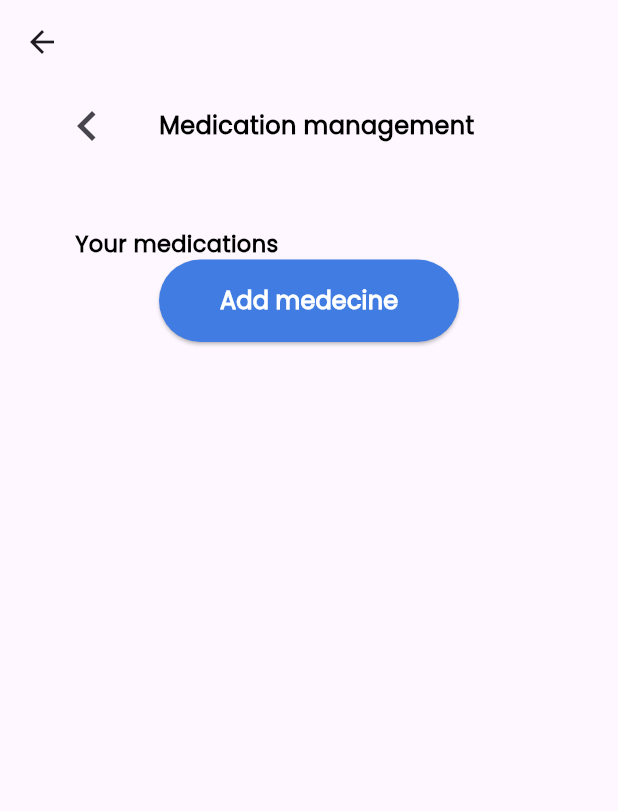
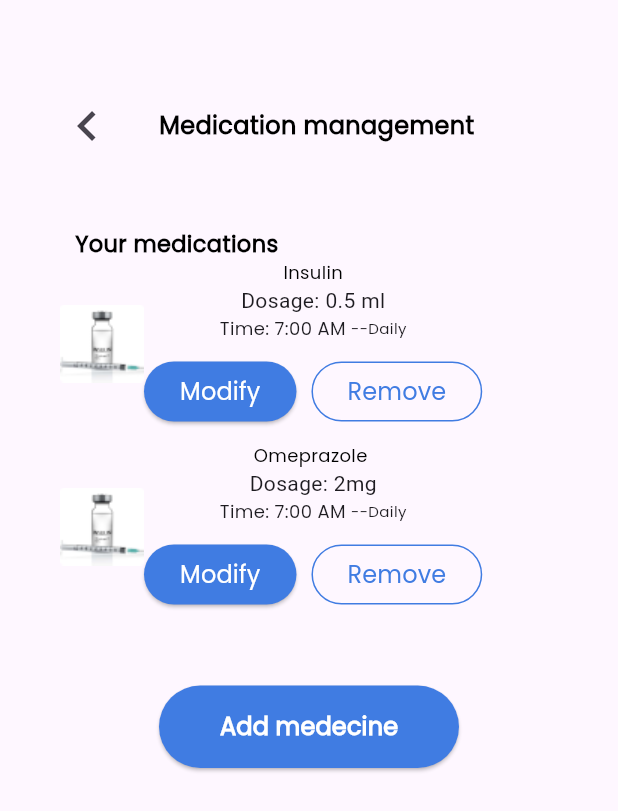
Before and after one commit to mucyo44/Mediconnect_frontend, a Flutter app: the MedicationPage screen opened directly, on a phone screen of 412 x 824 dp. Shown: the top 811 px of the screen. Run offline on Flutter 3.47's test engine with Material 3 defaults, Android fonts, the phone set to English and light mode, and no system bars; our stand-ins replace carousel_slider, flutter_svg, get, iconsax, smooth_page_indicator.

Commit message:
medication page added

```diff
--- a/lib/main.dart
+++ b/lib/main.dart
@@ -1,6 +1,7 @@
 import 'package:flutter/material.dart';
 import 'package:mediconnect/screens/ambulance.dart';
 import 'package:mediconnect/screens/homescreen.dart';
+import 'package:mediconnect/screens/images.dart';
 import 'package:mediconnect/screens/medication.dart';
 import 'package:mediconnect/screens/onboardingscreen.dart';
 import 'package:mediconnect/screens/payment.dart';
@@ -9,6 +10,7 @@
 import 'package:mediconnect/screens/signinscreen.dart';
 import 'package:mediconnect/screens/splashscreen.dart';
 import 'package:mediconnect/screens/onBoardController.dart';
+import 'package:mediconnect/screens/text.dart';
 import 'package:mediconnect/screens/welcomescreen.dart';
 import 'package:mediconnect/screens/signupscreen.dart';
 import 'package:mediconnect/widgets/SearchPage.dart';
@@ -25,6 +27,6 @@
   // This widget is the root of your application.
   @override
   Widget build(BuildContext context) {
-    return MaterialApp(debugShowCheckedModeBanner: false, home:HomeScreen());
+    return MaterialApp(debugShowCheckedModeBanner: false, home:MedicationPage());
   }
 }
--- a/lib/screens/images.dart
+++ b/lib/screens/images.dart
@@ -22,5 +22,9 @@
   static const String ic_cash = "assets/images/ic_cash.png";
   static const String ic_visa = "assets/images/ic_visa.svg";
   static const String ic_arrow = "assets/images/ic_arrow.svg";
-  static const String healthfood = "assets/images/health food";
+  static const String healthfood = "assets/images/Ellipses2.png";
+  static const String staysober = "assets/images/Ellipses1.png";
+  static const String stayhydrated = "assets/images/Ellipses.png";
+  static const String dosport = "assets/images/Ellipse.png";
+  static const String insulin = "assets/images/Rectangle.png";
 }
--- a/lib/screens/medication.dart
+++ b/lib/screens/medication.dart
@@ -1,7 +1,5 @@
 import 'package:flutter/material.dart';
-
-
-
+import 'package:mediconnect/screens/images.dart';
 
 class MedicationPage extends StatelessWidget {
   const MedicationPage({super.key});
@@ -10,14 +8,16 @@
   Widget build(BuildContext context) {
     return Scaffold(
         appBar: AppBar(),
-        body:SingleChildScrollView(
+        body: SingleChildScrollView(
           child: Column(
             mainAxisAlignment: MainAxisAlignment.start,
             crossAxisAlignment: CrossAxisAlignment.start,
             children: [
               Row(
                 children: [
-                  SizedBox(width: 30.0,),
+                  SizedBox(
+                    width: 30.0,
+                  ),
                   IconButton(
                     onPressed: () {},
                     icon: Icon(
@@ -25,29 +25,45 @@
                       size: 40.0,
                     ),
                   ),
-               SizedBox(width: 20.0,),
+                  SizedBox(
+                    width: 20.0,
+                  ),
                   Text(
                     'Medication management',
                     style: TextStyle(
                         fontFamily: 'Poppins',
                         fontSize: 16.0,
                         fontWeight: FontWeight.w600,
-                  color:Colors.black
-                ),
+                        color: Colors.black),
                   ),
                 ],
               ),
               Padding(
-                padding:EdgeInsets.only(top:40.0,left: 50.0),
-                child:Text('Your medications', style: TextStyle(
+                  padding: EdgeInsets.only(top: 40.0, left: 50.0),
+                  child: Text(
+                    'Your medications',
+                    style: TextStyle(
                         fontFamily: 'Poppins',
                         fontSize: 15.0,
                         fontWeight: FontWeight.w700,
-                color: Colors.black
+                        color: Colors.black),
+                  )),
+              MedecineList(
+                  image: Images.insulin,
+                  headline: 'Insulin',
+                  title: 'Dosage: 0.5 ml',
+                  subtitle1: 'Time: 7:00 AM ',
+                  subtitle2: 'Daily'),
 
-
-              ),)),
-              Center(child: ElevatedButton(
+              MedecineList(
+                  image: Images.insulin,
+                  headline: 'Omeprazole ',
+                  title: 'Dosage: 2mg',
+                  subtitle1: 'Time: 7:00 AM ',
+                  subtitle2: 'Daily'),
+                  SizedBox(height: 40.0,),
+              Center(
+                child: ElevatedButton(
                   onPressed: () {},
                   style: ElevatedButton.styleFrom(
                       backgroundColor: Color.fromARGB(255, 64, 124, 226),
@@ -60,14 +76,101 @@
                         fontWeight: FontWeight.w600,
                         color: Color.fromRGBO(255, 255, 255, 1)),
                   ),
-                ),)
-
-
-
+                ),
+              )
             ],
           ),
-        )
-
-    );
+        ));
   }
 }
+
+class MedecineList extends StatelessWidget {
+  const MedecineList(
+      {super.key,
+      required this.image,
+      required this.headline,
+      required this.title,
+      required this.subtitle1,
+      required this.subtitle2});
+  final String image, headline, title, subtitle1, subtitle2;
+
+  @override
+  Widget build(BuildContext context) {
+    return Container(
+      margin:EdgeInsets.only(left:40.0,bottom: 10.0),
+        child: Row(children: [
+      Image.asset(image),
+      Column(
+        children: [
+          Text(headline , style: TextStyle(
+            fontFamily: 'Poppins',
+            fontSize : 12,
+            fontWeight: FontWeight.w500,
+            color: Colors.black
+          ),
+          textAlign: TextAlign.left,),
+          Text(title),
+          Row(
+            children: [Text(subtitle1 ,
+              style: TextStyle(
+            fontFamily: 'Poppins',
+            fontSize : 12,
+            fontWeight: FontWeight.w500,
+          ),
+            ),
+            Text('--',
+            style: TextStyle(
+            fontFamily: 'Poppins',
+            fontSize : 10,
+            fontWeight: FontWeight.w300,
+          ),),
+          Text(subtitle2,
+          style: TextStyle(
+            fontFamily: 'Poppins',
+            fontSize : 10,
+            fontWeight: FontWeight.w300,
+          ),)],
+          ),
+          SizedBox(height: 10.0,),
+          Row(
+            children: [
+              ElevatedButton(
+                onPressed: () {},
+                style: ElevatedButton.styleFrom(
+                    backgroundColor: Color.fromRGBO(64, 124, 226, 1),
+                    minimumSize: Size(17, 40)),
+                child: Text(
+                  'Modify',
+                  style: TextStyle(
+                      fontFamily: 'Poppins',
+                      fontSize: 16.0,
+                      fontWeight: FontWeight.w500,
+                      color: Color.fromARGB(255, 255, 255, 255)),
+                ),
+              ),
+              const SizedBox(
+               width: 10.0,
+              ),
+              OutlinedButton(
+                onPressed: () {},
+                style: ElevatedButton.styleFrom(
+                  minimumSize: Size(17, 40),
+                  side: BorderSide(color: Color.fromRGBO(64, 124, 226, 1)),
+                ),
+                child: Text(
+                  'Remove',
+                  style: TextStyle(
+                    fontFamily: 'Poppins',
+                    fontSize: 16.0,
+                    fontWeight: FontWeight.w500,
+                    color: Color.fromRGBO(64, 124, 226, 1),
+                  ),
+                ),
+              )
+            ],
+          )
+        ],
+      )
+    ]));
+  }
+}
--- a/lib/screens/text.dart
+++ b/lib/screens/text.dart
@@ -18,4 +18,5 @@
 
 
 
+
 }
--- a/pubspec.yaml
+++ b/pubspec.yaml
@@ -36,6 +36,8 @@
   # Use with the CupertinoIcons class for iOS style icons.
   cupertino_icons: ^1.0.6
   iconsax : ^0.0.8
+
+  #packages
   introduction_screen : ^2.1.0
   smooth_page_indicator: ^1.1.0
   flutter_svg: ^2.0.7
```
Also changed, not shown: lib/screens/homescreen.dart (+56 -54 lines), lib/screens/signinscreen.dart (+23 -21 lines), lib/screens/signupscreen.dart (+20 -12 lines), lib/screens/welcomescreen.dart (+45 -27 lines), assets/images/Ellipse.png (added), assets/images/Ellipses.png (added), assets/images/Ellipses1.png (added), assets/images/Ellipses2.png (added), assets/images/Rectangle.png (added). Lines whose indentation alone changed are shown as unchanged.
